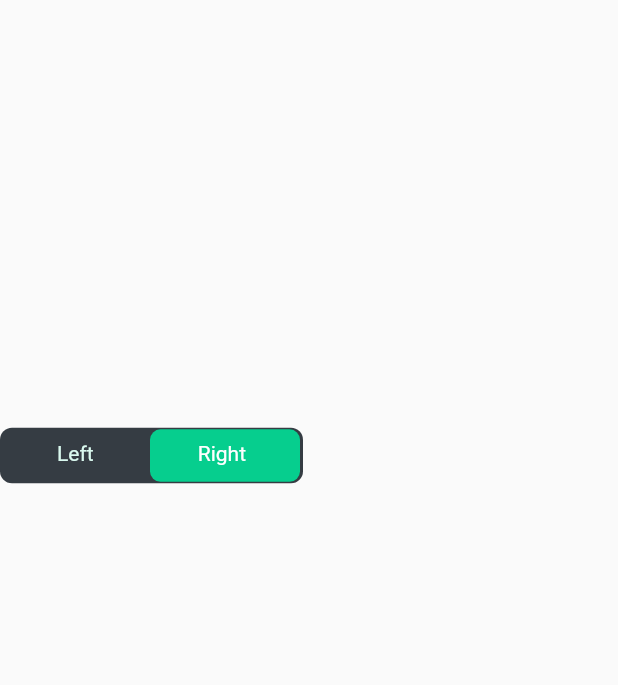
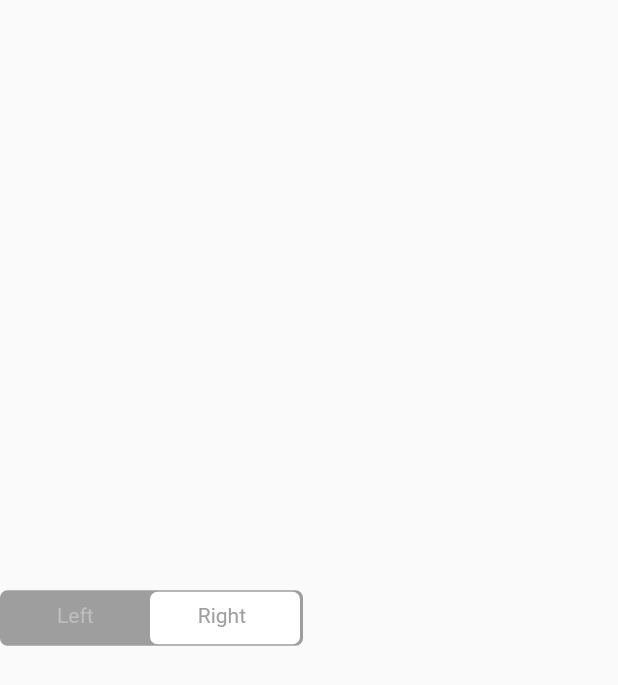
Before and after one commit to YesserBs/e-commerce, a Flutter app: the screen it shows after launch, on a phone screen of 412 x 824 dp. Shown: the top 685 px of the screen. Run offline on Flutter 3.47's test engine with Material 2 defaults, Android fonts, the phone set to English and light mode, and no system bars; our stand-ins replace cloud_firestore, firebase_auth, firebase_core, flutter_keyboard_visibility, flutter_screenutil, font_awesome_flutter and 2 more; accounts and stored records are empty.

Commit message:
Changed colors + removed 100.h.verticalSp.. it doesnt work when i use the screenutil

```diff
--- a/lib/main.dart
+++ b/lib/main.dart
@@ -12,8 +12,8 @@ class MyApp extends StatelessWidget {
     return MaterialApp(
       home: Scaffold(
         body: Column(
+          mainAxisAlignment: MainAxisAlignment.center,
           children: [
-            200.h.verticalSpace,
             MovingWidget(),
           ],
         ),
@@ -44,8 +44,8 @@ class _MovingWidgetState extends State<MovingWidget> {
           height: 37,
           width: 202,
           decoration: BoxDecoration(
-            color: config.secondaryColor,
-            borderRadius: BorderRadius.circular(8)
+              color: Colors.grey[500],
+              borderRadius: BorderRadius.circular(5)
           ),
         ),
 
@@ -60,20 +60,20 @@ class _MovingWidgetState extends State<MovingWidget> {
               width: 100,
               height: 35,
               decoration: BoxDecoration(
-                color: config.primaryColor,
-                borderRadius: BorderRadius.circular(7.0)
+                  color: Colors.white,
+                  borderRadius: BorderRadius.circular(5)
               ),
             ),
           ),
         ),
         Positioned(
-          top: 9,
+            top: 9,
             left: 38,
             child: GestureDetector(
               onTap: () => _togglePosition(),
               child: Text("Left", style: TextStyle(
                   color: !_isLeft
-                      ?config.lightPrimaryColor: Colors.white )
+                      ?Colors.grey[400]: Colors.grey[500] )
               ),
             )
         ),
@@ -84,7 +84,7 @@ class _MovingWidgetState extends State<MovingWidget> {
               onTap: () => _togglePosition(),
               child: Text("Right", style: TextStyle(
                   color: _isLeft
-                      ?config.lightPrimaryColor: Colors.white)
+                      ?Colors.grey[400]: Colors.grey[500])
               ),
             )
         ),
```
